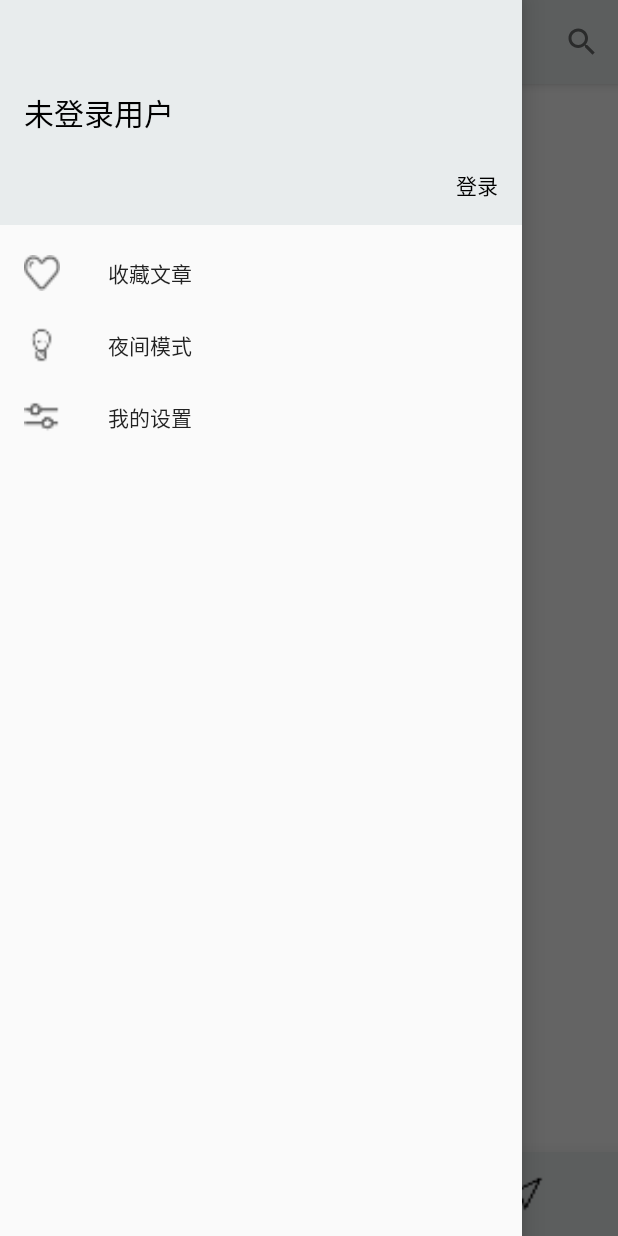
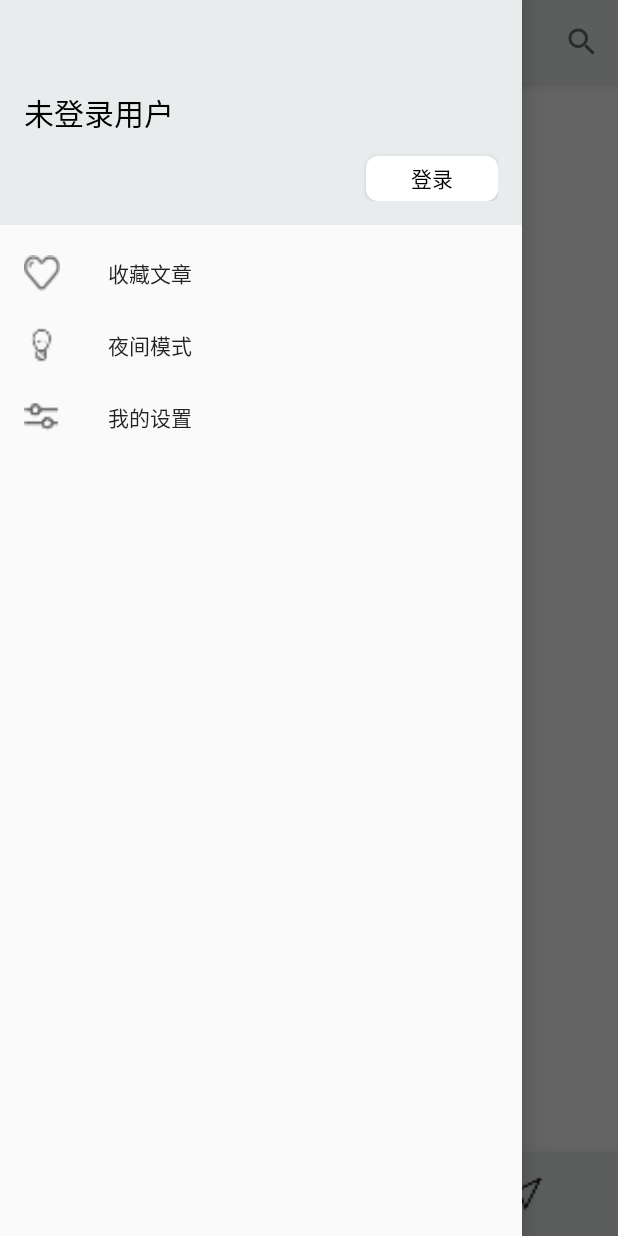
Before and after one commit to HB-pencil/WanAndroid, an Android app: the screen it shows after launch (MainActivityImpl), with the side drawer open, on a phone screen of 412 x 824 dp. Run offline under Robolectric (Android 15) with nearby library versions, the phone set to English and light mode, and no system bars; our stand-ins replace RxJava; network calls fail; pictures from the network do not load; 2 statements that could not run were skipped.

Commit message:
修复一些逻辑错误

```diff
--- a/app/src/main/java/com/example/shinelon/wanandroid/MainActivityImpl.kt
+++ b/app/src/main/java/com/example/shinelon/wanandroid/MainActivityImpl.kt
@@ -98,7 +98,7 @@ class MainActivityImpl : AppCompatActivity(), IMainActivityView, NavigationView.
         presenter?.checkNetworkState()
 
 
-        setOnlineState(intent.getBooleanExtra("isOnline", false))
+        UserInfo.INSTANCE.isOnline = intent.getBooleanExtra("isOnline", false)
         val stateTv = navigation_view.getHeaderView(0).state_tv
         stateTv.setOnClickListener {
             if (!getOnlineState()) {
@@ -223,10 +223,6 @@ class MainActivityImpl : AppCompatActivity(), IMainActivityView, NavigationView.
 
     override fun getOnlineState() = UserInfo.INSTANCE.isOnline
 
-    override fun setOnlineState(isOnline: Boolean) {
-        UserInfo.INSTANCE.isOnline = isOnline
-    }
-
     override fun getActivityContext() = this
 
     override fun updateHeaderView(isOnline: Boolean, name: String?) {
@@ -251,6 +247,7 @@ class MainActivityImpl : AppCompatActivity(), IMainActivityView, NavigationView.
         val reCreate = intent?.getBooleanExtra("recreate",false)
         Log.d(TAG, "name:$name;isOnline:$isOnline")
         if (intent != null) updateHeaderView(isOnline!!, name)
+        /**
         if (reCreate != null && reCreate){
             val ft = supportFragmentManager.beginTransaction()
             //寻找原先存在的并移除，重新创建
@@ -262,7 +259,7 @@ class MainActivityImpl : AppCompatActivity(), IMainActivityView, NavigationView.
             ft.add(home,FragmentTag.HOME.tag)
             ft.show(home)
             ft.commit()
-        }
+        }*/
     }
 
     override fun onBackPressed() {
--- a/app/src/main/java/com/example/shinelon/wanandroid/viewimp/IMainActivityView.kt
+++ b/app/src/main/java/com/example/shinelon/wanandroid/viewimp/IMainActivityView.kt
@@ -8,5 +8,4 @@ interface IMainActivityView: IView {
     fun hideHotWords()
     fun updateHeaderView(isOnline: Boolean,name: String?)
     fun getOnlineState(): Boolean
-    fun setOnlineState(isOnline: Boolean)
 }
--- a/app/src/main/res/layout/header_layout_main.xml
+++ b/app/src/main/res/layout/header_layout_main.xml
@@ -20,12 +20,13 @@
         android:textSize="20sp"
         android:textColor="@color/black"
         android:text="@string/unknown_user"/>
-    <TextView
+    <Button
         android:id="@+id/state_tv"
         android:layout_width="wrap_content"
-        android:layout_height="wrap_content"
+        android:layout_height="30dp"
         android:layout_alignParentEnd="true"
         android:layout_alignParentBottom="true"
         android:textColor="@color/black"
+        android:background="@drawable/ripple_general"
         android:text="@string/user_login"/>
 </RelativeLayout>
```
Also changed, not shown: app/src/main/java/com/example/shinelon/wanandroid/presenter/MainActivityPresenter.kt (+5 -4 lines).
